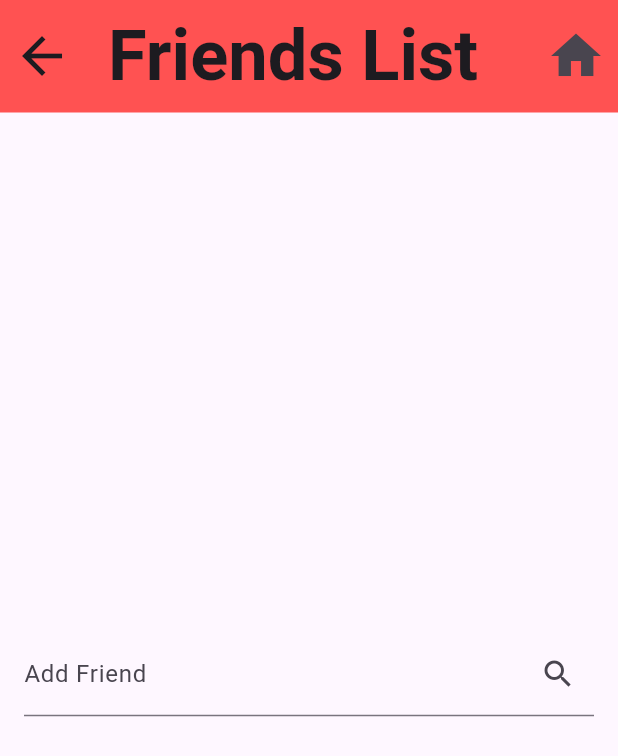
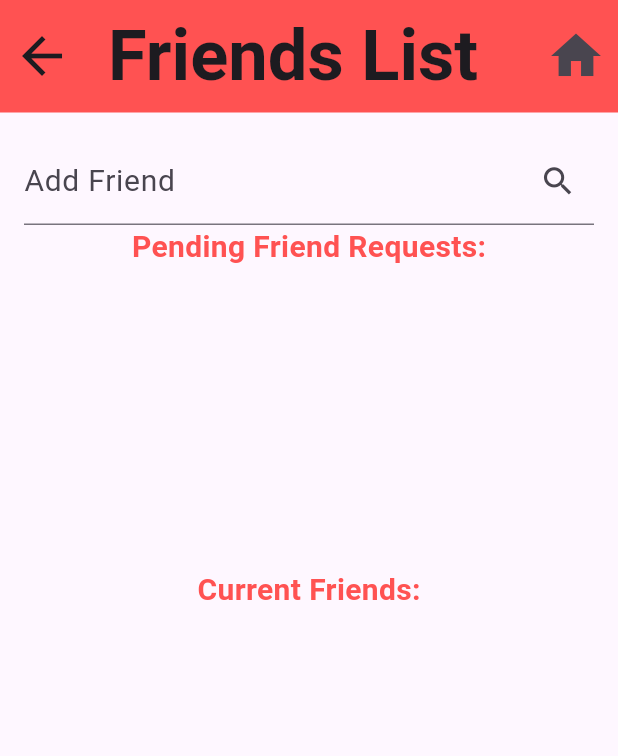
Before and after one commit to DanielVAppel/FlutterProject1, a Flutter app: the FriendList screen opened directly, on a phone screen of 412 x 824 dp. Shown: the top 756 px of the screen. Run offline on Flutter 3.47's test engine with Material 3 defaults, Android fonts, the phone set to English and light mode, and no system bars; our stand-ins replace cloud_firestore, contacts_service, firebase_auth, firebase_core, google_maps_flutter, google_places_flutter and 1 more; accounts and stored records are empty.

Commit message:
Commit 6, Friend List UI Update

```diff
--- a/lib/friend_list.dart
+++ b/lib/friend_list.dart
@@ -73,8 +73,22 @@ class FriendListState extends State<FriendList> {
         padding: const EdgeInsets.all(16.0),
         child: Column(
           children: <Widget>[
+            // Friend Search Bar
+            TextField(
+              controller: _searchController,
+              decoration: const InputDecoration(
+                labelText: 'Add Friend', labelStyle: TextStyle(
+                  fontSize: 20),
+                suffixIcon: Icon(Icons.search, size: 25,),
+              ),
+              onSubmitted: (value) async {
+                await searchAndAddFriend(value, context);
+              },
+            ),
+            const Text('Pending Friend Requests:', style: TextStyle(fontSize: 20, fontWeight: FontWeight.bold, color: Colors.redAccent)),
             // Friend Requests Section
             Expanded(
+              flex: 3, // 30% of space
               child: ListView.builder(
                 itemCount: friendRequests.length,
                 itemBuilder: (context, index) {
@@ -103,19 +117,10 @@ class FriendListState extends State<FriendList> {
                 },
               ),
             ),
-            // Friend Search Bar
-            TextField(
-              controller: _searchController,
-              decoration: const InputDecoration(
-                labelText: 'Add Friend',
-                suffixIcon: Icon(Icons.search),
-              ),
-              onSubmitted: (value) async {
-                await searchAndAddFriend(value, context);
-              },
-            ),
             // Friends List Section
+            const Text('Current Friends:', style: TextStyle(fontSize: 20, fontWeight: FontWeight.bold, color: Colors.redAccent)),
             Expanded(
+              flex: 6, // 60% of space
               child: ListView.builder(
                 itemCount: friends.length,
                 itemBuilder: (context, index) {
--- a/lib/home_screen.dart
+++ b/lib/home_screen.dart
@@ -56,6 +56,7 @@ class HomeScreen extends StatelessWidget {
                     location = await getCoordinatesFromAddress(value);
                   }
                   if (location != null) {
+
                     Navigator.push(context, MaterialPageRoute(builder: (context) => DetailsScreen(midpoint: location)));
                 };
               }),
```
